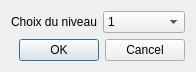
Before: the Qt Designer form levelchooserdialog.ui in bparmentier/Starlight, drawn with Qt 5.
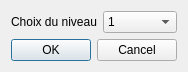
After: the same form once the commit is applied.

Commit message: Set pointing hand cursor when hovering clickable objects

```diff
--- a/levelchooserdialog.ui
+++ b/levelchooserdialog.ui
@@ -6,7 +6,7 @@
    <rect>
     <x>0</x>
     <y>0</y>
-    <width>196</width>
+    <width>184</width>
     <height>70</height>
    </rect>
   </property>
```
The commit also changes 1 other file.
